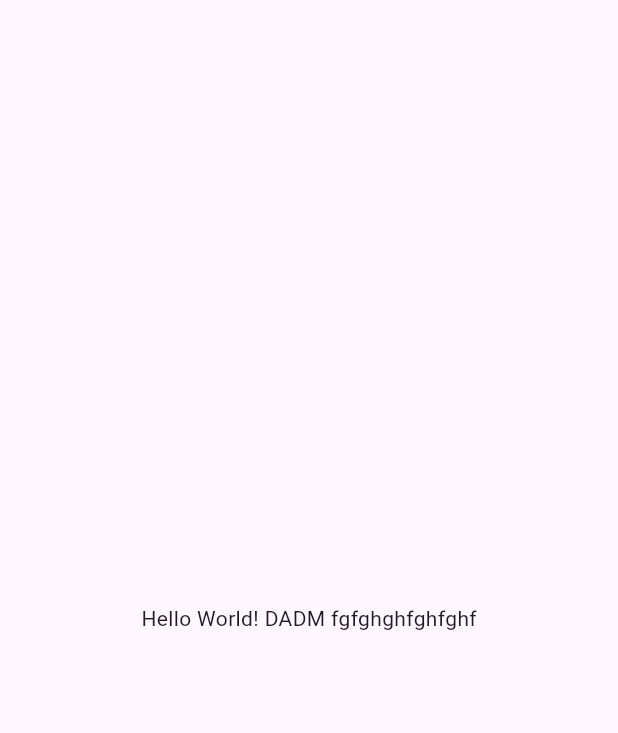
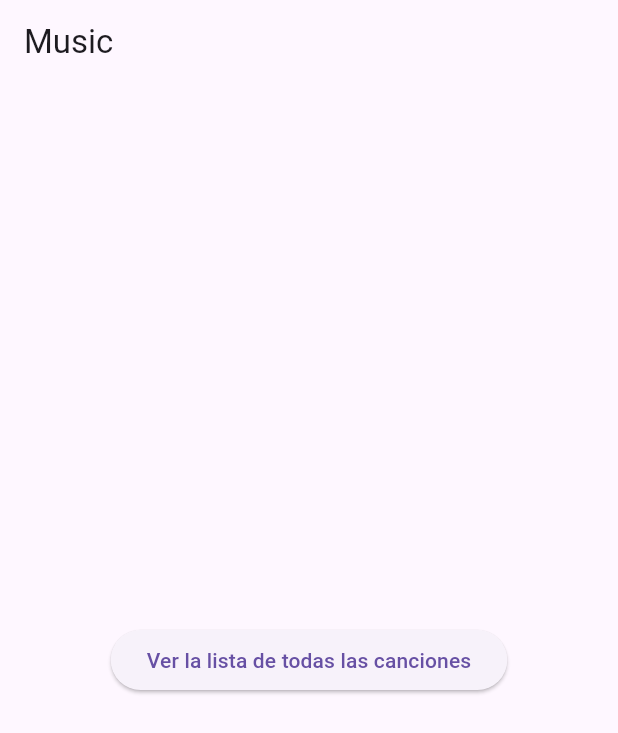
Before and after one commit to jugonzalezv/mp3-player-dadm, a Flutter app: the screen it shows after launch, on a phone screen of 412 x 824 dp. Shown: the top 733 px of the screen. Run offline on Flutter 3.47's test engine with Material 3 defaults, Android fonts, the phone set to English and light mode, and no system bars; our stand-ins replace permission_handler.

Commit message:
Inicio del Archivo: songs.dart
Se muestran los archivos locales del celular

```diff
--- a/mp3_player/lib/main.dart
+++ b/mp3_player/lib/main.dart
@@ -1,4 +1,5 @@
 import 'package:flutter/material.dart';
+import 'songs.dart';
 
 void main() {
   runApp(const MainApp());
@@ -9,10 +10,34 @@ class MainApp extends StatelessWidget {
 
   @override
   Widget build(BuildContext context) {
-    return const MaterialApp(
-      home: Scaffold(
-        body: Center(
-          child: Text('Hello World! DADM fgfghghfghfghf'),
+    return MaterialApp(
+      title: 'Music',
+      theme: ThemeData(
+        primarySwatch: Colors.blue,
+      ),
+      home: const HomeScreen(),
+    );
+  }
+}
+
+class HomeScreen extends StatelessWidget {
+  const HomeScreen({super.key});
+
+  @override
+  Widget build(BuildContext context) {
+    return Scaffold(
+      appBar: AppBar(
+        title: const Text('Music'),
+      ),
+      body: Center(
+        child: ElevatedButton(
+          onPressed: () {
+            Navigator.push(
+              context,
+              MaterialPageRoute(builder: (context) => const SongsScreen()),
+            );
+          },
+          child: const Text('Ver la lista de todas las canciones'),
         ),
       ),
     );
--- a/mp3_player/pubspec.yaml
+++ b/mp3_player/pubspec.yaml
@@ -9,6 +9,8 @@ environment:
 dependencies:
   flutter:
     sdk: flutter
+  path_provider: ^2.0.15
+  permission_handler: ^10.2.0
 
 dev_dependencies:
   flutter_test:
```
Also changed, not shown: mp3_player/lib/songs.dart (+68 -0 lines), mp3_player/pubspec.lock, 5 other files.
